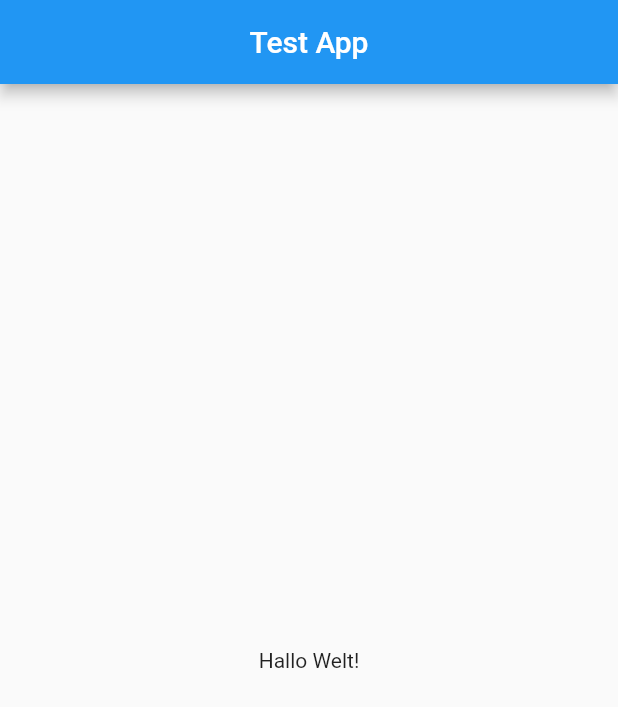
After one commit to markusweiss/flutter-train, a Flutter app: the screen it shows after launch, on a phone screen of 412 x 824 dp. The commit adds this screen. Shown: the top 707 px of the screen. Run offline on Flutter 3.47's test engine with Material 2 defaults, Android fonts, the phone set to English and light mode, and no system bars.

Commit message:
add structure to testapp

```diff
--- /dev/null
+++ b/flutter_grundlagen/testapp/lib/presentation/widgets/widgets_example_page.dart
@@ -0,0 +1,19 @@
+import 'package:flutter/material.dart';
+
+class WidgetsExamplePage extends StatelessWidget {
+  const WidgetsExamplePage({super.key});
+
+  @override
+  Widget build(BuildContext context) {
+    return Scaffold(
+      appBar: AppBar(
+        title: const Center(
+          child: Text("Test App"),
+        ),
+      ),
+      body: const Center(
+        child: Text("Hallo Welt!"),
+      ),
+    );
+  }
+}
```
Also changed, not shown: flutter_grundlagen/testapp/lib/main.dart (+2 -12 lines).
